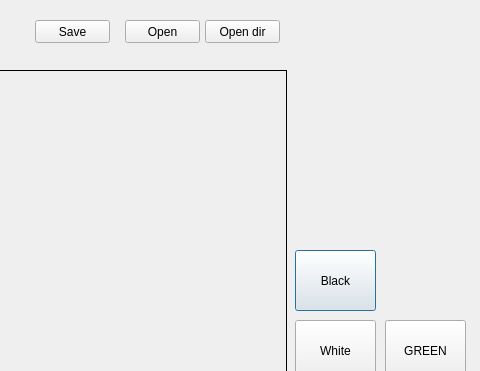
Qt form main.ui (zaher88abd/Segmenter) before a commit; both pictures show x 755 to 1235 and y 0 to 371 of the 1235 by 458 pixel window.
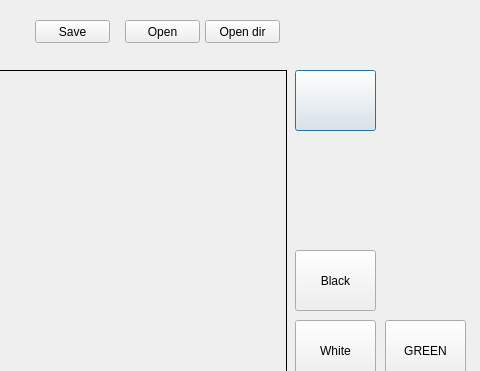
The same form after that commit.

Commit message: View the selected color

Diff of the .ui file:
```diff
--- a/main.ui
+++ b/main.ui
@@ -322,6 +322,31 @@
     <enum>Qt::AutoText</enum>
    </property>
   </widget>
+  <widget class="QPushButton" name="color_selected">
+   <property name="geometry">
+    <rect>
+     <x>1050</x>
+     <y>70</y>
+     <width>81</width>
+     <height>61</height>
+    </rect>
+   </property>
+   <property name="acceptDrops">
+    <bool>false</bool>
+   </property>
+   <property name="text">
+    <string/>
+   </property>
+   <property name="autoDefault">
+    <bool>true</bool>
+   </property>
+   <property name="default">
+    <bool>true</bool>
+   </property>
+   <property name="flat">
+    <bool>false</bool>
+   </property>
+  </widget>
  </widget>
  <resources/>
  <connections/>
```
The commit also changes 1 other file.
